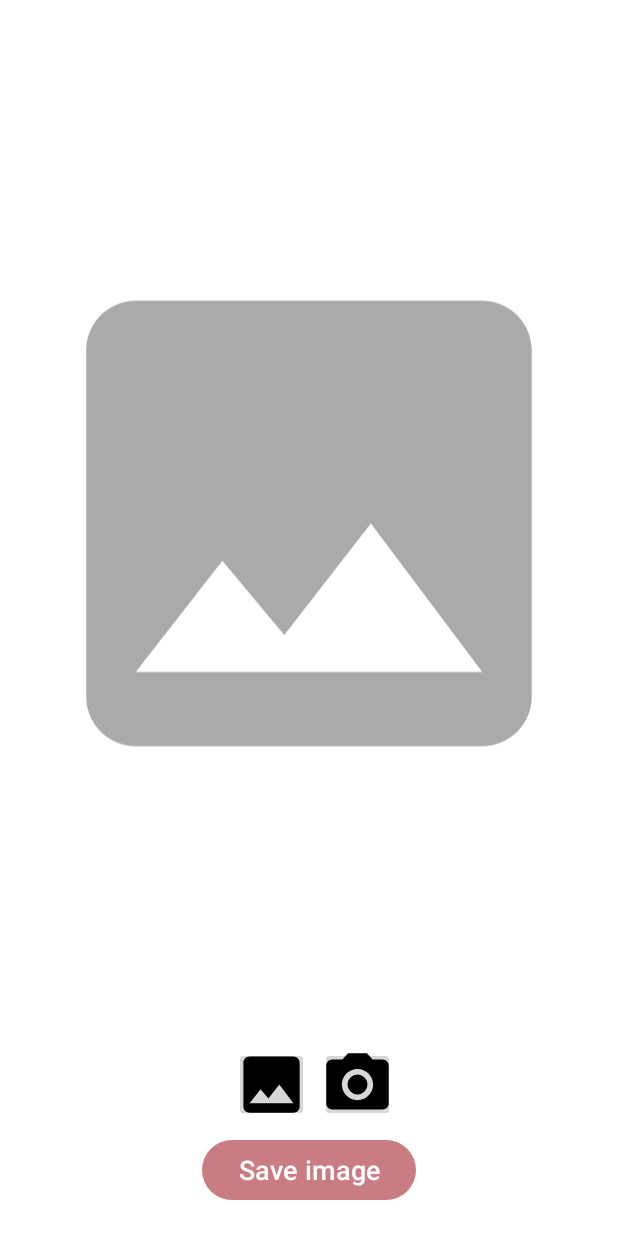
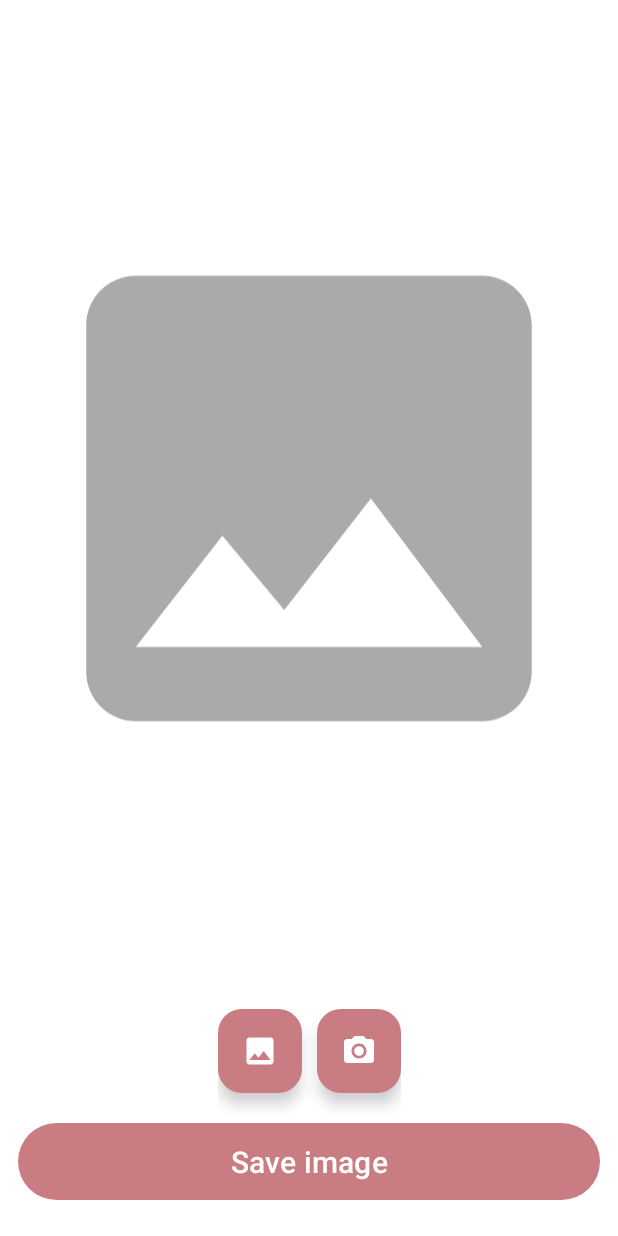
Before and after one commit to SkinPal/MD-App-Development, an Android app: the CameraWeeklyActivity screen opened directly, with no data from a screen before it, on a phone screen of 412 x 824 dp. Run offline under Robolectric (Android 15) with nearby library versions, the phone set to English and light mode, and no system bars; libraries missing offline, so code that uses them is left out: com.yalantis.ucrop; pictures from the network do not load.

Commit message:
Update Layout Camera

```diff
--- a/app/src/main/java/com/capstone/skinpal/ui/home/HomeFragment.kt
+++ b/app/src/main/java/com/capstone/skinpal/ui/home/HomeFragment.kt
@@ -12,7 +12,6 @@ import androidx.recyclerview.widget.LinearLayoutManager
 import com.capstone.skinpal.data.Result
 import com.capstone.skinpal.databinding.FragmentHomeBinding
 import com.capstone.skinpal.ui.ViewModelFactory
-import com.capstone.skinpal.ui.history.HistoryFragment
 
 class HomeFragment : Fragment() {
 
@@ -44,7 +43,7 @@ class HomeFragment : Fragment() {
     private fun setupRecyclerView() {
         articleAdapter = ArticleAdapter()
         binding.rvArticle.apply {
-            layoutManager = LinearLayoutManager(requireContext())
+            layoutManager = LinearLayoutManager(requireContext(), LinearLayoutManager.HORIZONTAL, false)
             adapter = articleAdapter
         }
     }
--- a/app/src/main/java/com/capstone/skinpal/ui/login/LoginActivity.kt
+++ b/app/src/main/java/com/capstone/skinpal/ui/login/LoginActivity.kt
@@ -220,8 +220,7 @@ class LoginActivity : AppCompatActivity() {
         }.start()
 
         val title = ObjectAnimator.ofFloat(binding.titleTextView, View.ALPHA, 1f).setDuration(100)
-        val message = ObjectAnimator.ofFloat(binding.messageTextView, View.ALPHA, 1f).setDuration(100)
-        val emailTextView = ObjectAnimator.ofFloat(binding.emailTextView, View.ALPHA, 1f).setDuration(100)
+         val emailTextView = ObjectAnimator.ofFloat(binding.emailTextView, View.ALPHA, 1f).setDuration(100)
         val emailEditTextLayout = ObjectAnimator.ofFloat(binding.emailEditTextLayout, View.ALPHA, 1f).setDuration(100)
         val passwordTextView = ObjectAnimator.ofFloat(binding.passwordTextView, View.ALPHA, 1f).setDuration(100)
         val passwordEditTextLayout = ObjectAnimator.ofFloat(binding.passwordEditTextLayout, View.ALPHA, 1f).setDuration(100)
@@ -229,7 +228,7 @@ class LoginActivity : AppCompatActivity() {
 
         AnimatorSet().apply {
             playSequentially(
-                title, message, emailTextView, emailEditTextLayout, passwordTextView, passwordEditTextLayout, login
+                title, emailTextView, emailEditTextLayout, passwordTextView, passwordEditTextLayout, login
             )
             startDelay = 100
         }.start()
--- a/app/src/main/res/layout/activity_weekly_camera.xml
+++ b/app/src/main/res/layout/activity_weekly_camera.xml
@@ -4,18 +4,24 @@
     xmlns:tools="http://schemas.android.com/tools"
     android:layout_width="match_parent"
     android:layout_height="match_parent"
+    android:layout_marginBottom="30dp"
+    android:background="@color/white"
     tools:context=".ui.camera.CameraActivity">
 
+    <!-- Progress Indicator -->
     <com.google.android.material.progressindicator.LinearProgressIndicator
         android:id="@+id/progressIndicator"
         android:layout_width="match_parent"
         android:layout_height="wrap_content"
+        android:backgroundTint="@color/black"
         android:indeterminate="true"
         android:visibility="gone"
+        app:indicatorColor="@color/black"
         app:layout_constraintEnd_toEndOf="parent"
         app:layout_constraintStart_toStartOf="parent"
         app:layout_constraintTop_toTopOf="parent" />
 
+    <!-- Preview ImageView -->
     <ImageView
         android:id="@+id/previewImageView"
         android:layout_width="0dp"
@@ -23,48 +29,65 @@
         android:layout_marginStart="8dp"
         android:layout_marginTop="8dp"
         android:layout_marginEnd="8dp"
-        android:layout_marginBottom="8dp"
-        app:layout_constraintBottom_toTopOf="@+id/galleryButton"
+        app:layout_constraintBottom_toTopOf="@+id/image_options"
         app:layout_constraintEnd_toEndOf="parent"
         app:layout_constraintStart_toStartOf="parent"
         app:layout_constraintTop_toTopOf="parent"
         app:srcCompat="@drawable/ic_place_holder"
         tools:ignore="ContentDescription" />
 
-    <ImageButton
-        android:id="@+id/galleryButton"
-        android:layout_width="50dp"
-        android:layout_height="50dp"
-        android:layout_marginEnd="50dp"
-        android:layout_marginBottom="8dp"
-        android:text="@string/gallery"
-        android:src="@drawable/icon_image"
-        app:layout_constraintEnd_toEndOf="parent"
+    <!-- Floating Action Buttons -->
+
+    <LinearLayout
+        android:id="@+id/image_options"
+        android:layout_width="wrap_content"
+        android:layout_height="wrap_content"
         app:layout_constraintBottom_toTopOf="@id/saveButton"
-        app:layout_constraintStart_toStartOf="parent" />
+        app:layout_constraintTop_toBottomOf="@id/previewImageView"
+        app:layout_constraintStart_toStartOf="parent"
+        app:layout_constraintEnd_toEndOf="parent">
+        <com.google.android.material.floatingactionbutton.FloatingActionButton
+            android:id="@+id/galleryButton"
+            android:layout_width="wrap_content"
+            android:layout_height="wrap_content"
+            android:layout_marginVertical="16dp"
+            android:layout_marginEnd="10dp"
+            android:contentDescription="@string/gallery"
+            android:src="@drawable/icon_image"
+            app:backgroundTint="@color/primary"
+            app:layout_constraintBottom_toBottomOf="parent"
+            app:layout_constraintEnd_toEndOf="parent"
+            app:layout_constraintHorizontal_bias="0.598"
+            app:layout_constraintStart_toStartOf="parent"
+            app:layout_constraintTop_toBottomOf="@id/previewImageView"
+            app:tint="@color/white" />
 
-    <ImageButton
-        android:id="@+id/cameraButton"
-        android:layout_width="50dp"
-        android:layout_height="50dp"
-        android:layout_marginStart="8dp"
-        android:layout_marginEnd="100dp"
-        android:layout_marginBottom="8dp"
-        android:text="@string/camera"
-        android:src="@drawable/icon_camera"
-        app:layout_constraintStart_toStartOf="@id/galleryButton"
-        app:layout_constraintBottom_toTopOf="@id/saveButton"
-        app:layout_constraintEnd_toEndOf="parent"/>
-
+        <com.google.android.material.floatingactionbutton.FloatingActionButton
+            android:id="@+id/cameraButton"
+            android:layout_width="wrap_content"
+            android:layout_height="wrap_content"
+            android:layout_marginVertical="16dp"
+            android:contentDescription="@string/camera"
+            android:src="@drawable/icon_camera"
+            app:backgroundTint="@color/primary"
+            app:tint="@color/white"
+            tools:layout_editor_absoluteX="126dp"
+            tools:layout_editor_absoluteY="688dp"
+            app:layout_constraintTop_toBottomOf="@id/previewImageView"
+            app:layout_constraintEnd_toEndOf="parent"
+            app:layout_constraintStart_toStartOf="parent"/>
+    </LinearLayout>
     <Button
         android:id="@+id/saveButton"
-        android:layout_width="wrap_content"
+        android:layout_width="match_parent"
         android:layout_height="wrap_content"
+        android:layout_marginHorizontal="12dp"
+        android:paddingVertical="12dp"
         app:layout_constraintStart_toStartOf="parent"
         app:layout_constraintEnd_toEndOf="parent"
         android:text="@string/savedImage"
+        android:textSize="20sp"
+        app:layout_constraintTop_toBottomOf="@id/image_options"
         android:layout_marginBottom="20dp"
         app:layout_constraintBottom_toBottomOf="parent"/>
-
-
 </androidx.constraintlayout.widget.ConstraintLayout>
--- a/app/src/main/res/values/strings.xml
+++ b/app/src/main/res/values/strings.xml
@@ -58,4 +58,6 @@
     <string name="cropping_cancelled">Cropping canceled</string>
     <string name="week_title">Week %a</string>
     <string name="analyze">Analyze</string>
+    <string name="welcome_back">Welcome back to SkinPal!</string>
+    <string name="message_login_google">Or login with</string>
 </resources>
```
Also changed, not shown: app/src/main/res/layout/activity_camera.xml (+43 -32 lines), app/src/main/res/layout/activity_login.xml (+24 -24 lines), app/src/main/res/layout/item_article.xml (+8 -6 lines), app/src/main/res/drawable/google.png (added).
